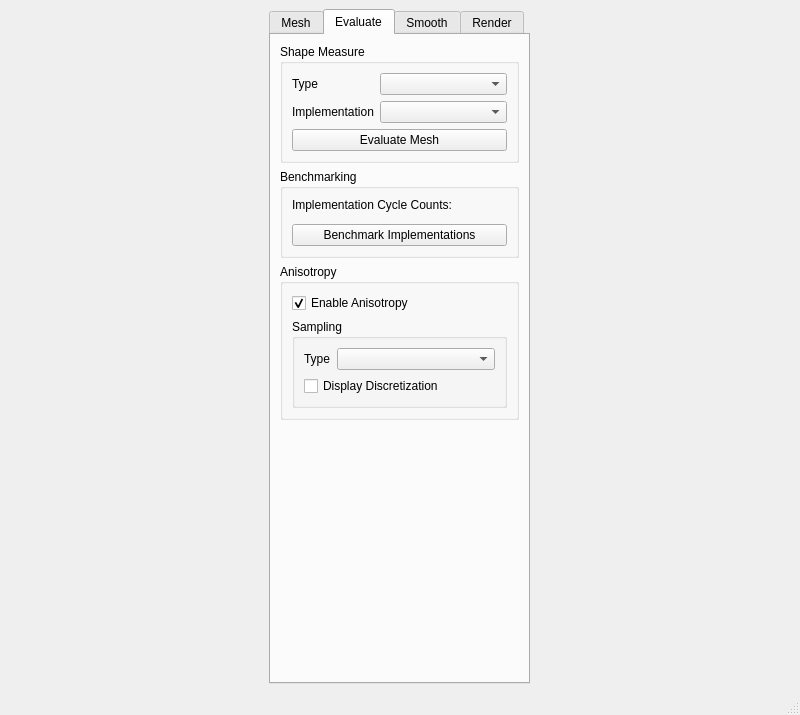
Above: UserInterface/MainWindow.ui from wibus/GpuMesh before the change. Below: the same form after it.
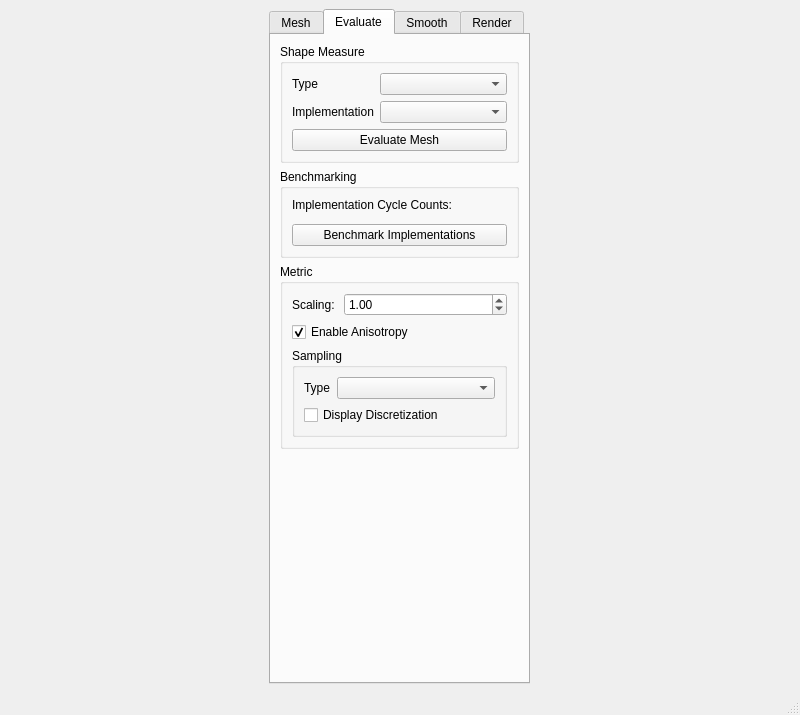
That is the form after the change. The open tabs and pages were chosen to show the change.

Commit message: Adding scaling to metric sampler

What changed in the file:
```diff
--- a/UserInterface/MainWindow.ui
+++ b/UserInterface/MainWindow.ui
@@ -214,10 +214,30 @@
         <item>
          <widget class="QGroupBox" name="AnisotropyGroup">
           <property name="title">
-           <string>Anisotropy</string>
+           <string>Metric</string>
           </property>
-          <layout class="QVBoxLayout" name="verticalLayout_9">
-           <item>
+          <layout class="QFormLayout" name="formLayout_7">
+           <item row="0" column="0">
+            <widget class="QLabel" name="scalingLabel">
+             <property name="text">
+              <string>Scaling: </string>
+             </property>
+            </widget>
+           </item>
+           <item row="0" column="1">
+            <widget class="QDoubleSpinBox" name="scalingSpin">
+             <property name="minimum">
+              <double>0.010000000000000</double>
+             </property>
+             <property name="maximum">
+              <double>9999.989999999999782</double>
+             </property>
+             <property name="value">
+              <double>1.000000000000000</double>
+             </property>
+            </widget>
+           </item>
+           <item row="1" column="0" colspan="2">
             <widget class="QCheckBox" name="enableAnisotropyCheck">
              <property name="text">
               <string>Enable Anisotropy</string>
@@ -227,8 +247,8 @@
              </property>
             </widget>
            </item>
-           <item>
-            <widget class="QGroupBox" name="discretizationGroup">
+           <item row="2" column="0" colspan="2">
+            <widget class="QGroupBox" name="samplingGroup">
              <property name="title">
               <string>Sampling</string>
              </property>
```
Left out of the diff: 4 changed lines with no effect on the pictures. The commit also changes 35 other files.
